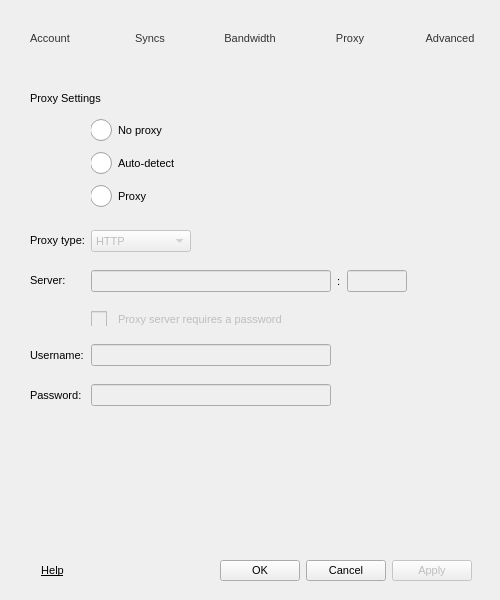
The window that src/MEGASync/gui/win/SettingsDialog.ui (meganz/MEGAsync) describes before a commit, drawn with Qt 5.
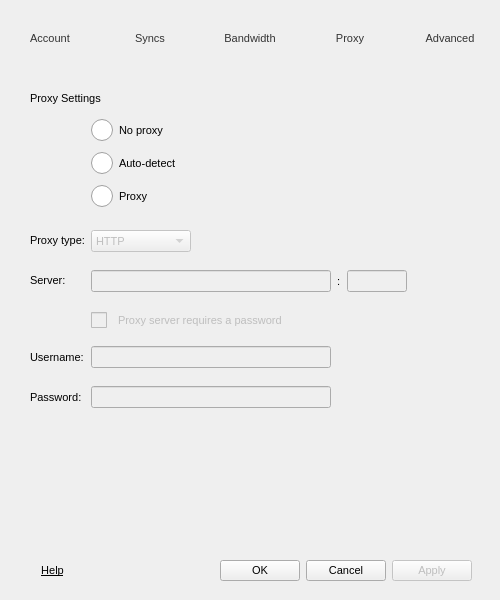
The same window after the commit. The open tabs and pages were chosen to show the change. Icons and pictures are not drawn.

Commit message: Fix layout artifacts in proxy settings page in Windows

Patch:
```diff
--- a/src/MEGASync/gui/win/SettingsDialog.ui
+++ b/src/MEGASync/gui/win/SettingsDialog.ui
@@ -3965,10 +3965,6 @@
           </property>
           <item row="8" column="1">
            <widget class="QWidget" name="widget_13" native="true">
-            <property name="styleSheet">
-             <string notr="true">padding-left: -1px;
-</string>
-            </property>
             <layout class="QVBoxLayout" name="verticalLayout_19">
              <property name="spacing">
               <number>6</number>
@@ -4217,6 +4213,12 @@
             <property name="enabled">
              <bool>false</bool>
             </property>
+            <property name="minimumSize">
+             <size>
+              <width>0</width>
+              <height>18</height>
+             </size>
+            </property>
             <property name="text">
              <string>Proxy server requires a password</string>
             </property>
```
